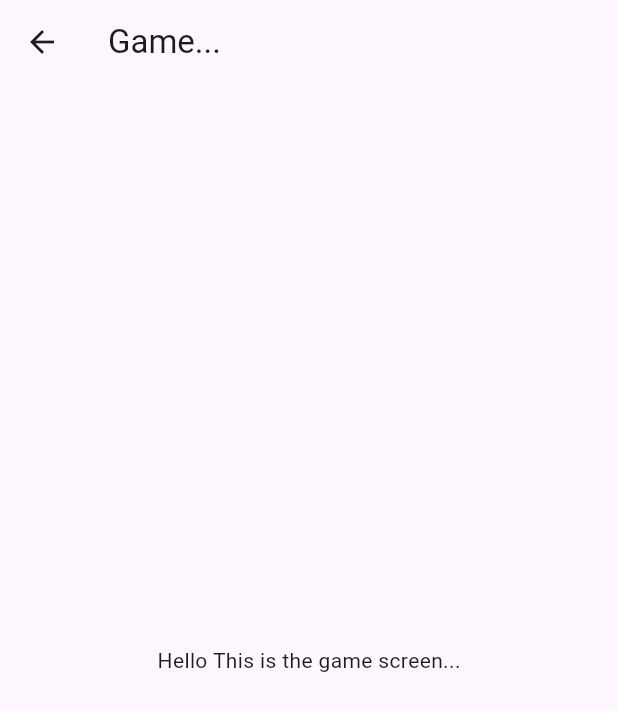
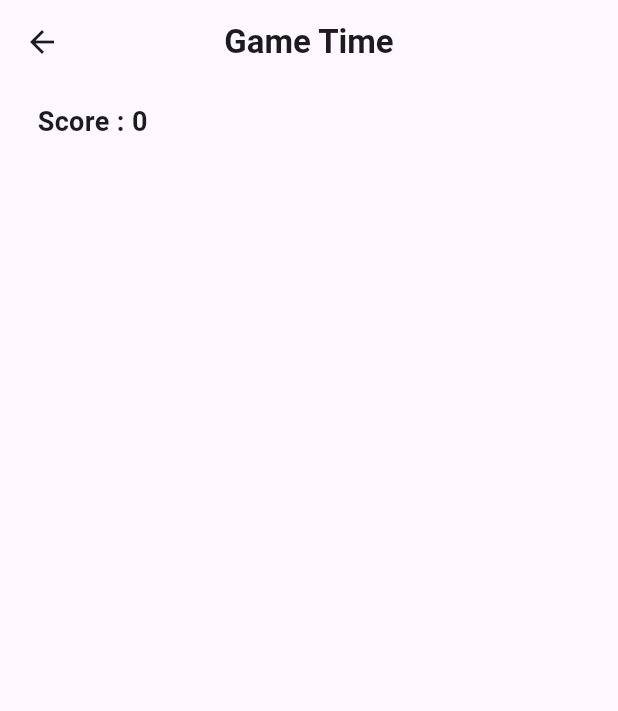
Before and after one commit to syedsadiquh/Expose_Game, a Flutter app: the screen it shows after launch, after a tap on "Lets Begin!", on a phone screen of 412 x 824 dp. Shown: the top 711 px of the screen. Run offline on Flutter 3.47's test engine with Material 3 defaults, Android fonts, the phone set to English and light mode, and no system bars; our stand-ins replace simple_gradient_text.

Commit message:
Added: Provider-State Management System

```diff
--- /dev/null
+++ b/lib/Provider/game.dart
@@ -0,0 +1,86 @@
+import 'dart:math';
+
+import 'package:flutter/material.dart';
+
+class Game with ChangeNotifier {
+  // TODO: implement the coloring to each tile.
+  final Map<int, String> colors = {
+    1: "red",
+    2: "blue",
+    3: "green",
+    4: "yellow",
+    5: "orange",
+    6: "purple",
+    7: "pink",
+    8: "brown",
+    9: "cyan"
+  };
+  final Map<String, String> contrastingColors = {
+    "red": "white",
+    "blue": "white",
+    "green": "white",
+    "yellow": "black",
+    "orange": "black",
+    "purple": "white",
+    "pink": "black",
+    "brown": "white",
+    "cyan": "black"
+  };
+
+  static var _board; // TODO: make it final
+  static int? parity;
+  static int pairCount = 0;
+  static int chanceLeft =
+      2; // TODO: later on chnage the number of available lives based on the difficulty level.
+  // TODO: implement start, elapsed time and running time.
+
+  int highScore = 0;
+  int currScore = 0;
+
+  Game(int n) {
+    // Init the 2d array with some initial value and setting growable = false.
+    _board = List.generate(n + 1, (i) => List.filled(n + 1, 0, growable: false), growable: false);
+    createBoard(n); // TODO: later on ... implement the difficulty of game.
+  }
+
+  static void createBoard(int n) {
+    for (var i = 0; i < n; i++) {
+      for (var j = 0; j < n; j++) {
+        _board[i][j] =
+            Random().nextInt(9) + 1; // Generate random number between 1 to 9
+      }
+    }
+  }
+
+  int checkStatus(int i, int j) {
+    var value = getBoardValue(i, j);
+
+    if (pairCount % 2 == 0) {
+      parity = value % 2;
+    } else {
+      if (value % 2 != parity) {
+        chanceLeft -= 1;
+      }
+      if (chanceLeft <= 0) {
+        return -1; // Returns -1 to indicate that the game is now over.
+      } else if (chanceLeft == 1) {
+        return 0; // Returns 0 to indicate that only one life is left.
+      }
+    }
+    pairCount += 1;
+    currScore += 1;
+    return 1; // Returns 1 to indicate the player can go on without any issues.
+  }
+
+  int getBoardValue(int i, int j) {
+    return _board[i][j];
+  }
+
+  int get score {
+    return currScore;
+  }
+
+  int get hiScore {
+    return highScore;
+  }
+}
--- a/lib/Screens/game_screen.dart
+++ b/lib/Screens/game_screen.dart
@@ -1,16 +1,58 @@
 import 'package:flutter/material.dart';
+import 'package:provider/provider.dart';
 
-class GameScreen extends StatelessWidget {
+import '../Provider/game.dart';
+
+class GameScreen extends StatefulWidget {
   const GameScreen({super.key});
 
   @override
+  State<GameScreen> createState() => _GameScreenState();
+}
+
+class _GameScreenState extends State<GameScreen> {
+  @override
   Widget build(BuildContext context) {
+    var game = Provider.of<Game>(context, listen: true);
+    var currScore = game.score;
     return Scaffold(
       appBar: AppBar(
-        title: const Text("Game..."),
+        title: const Text(
+          "Game Time",
+          style: TextStyle(
+            fontWeight: FontWeight.bold,
+          ),
+        ),
+        centerTitle: true,
       ),
-      body: const Center(
-        child: Text("Hello This is the game screen..."),
+      body: Center(
+        child: Column(
+          children: <Widget>[
+            Row(
+              children: <Widget>[
+                const SizedBox(
+                  height: 50,
+                  width: 25,
+                ),
+                const Text(
+                  "Score : ",
+                  style: TextStyle(
+                    fontWeight: FontWeight.bold,
+                    fontSize: 18,
+                  ),
+                ),
+                Text(
+                  currScore.toString(),
+                  style: const TextStyle(
+                    fontWeight: FontWeight.bold,
+                    fontSize: 18,
+                  ),
+                ),
+              ],
+            ),
+            // Game Grid below
+          ],
+        ),
       ),
     );
   }
--- a/lib/Screens/home_screen.dart
+++ b/lib/Screens/home_screen.dart
@@ -1,4 +1,6 @@
+import 'package:expose_game/Provider/game.dart';
 import 'package:flutter/material.dart';
+import 'package:provider/provider.dart';
 import 'package:simple_gradient_text/simple_gradient_text.dart';
 
 class HomeScreen extends StatelessWidget {
@@ -7,6 +9,8 @@ class HomeScreen extends StatelessWidget {
   @override
   Widget build(BuildContext context) {
     MediaQueryData mediaQueryData = MediaQuery.of(context);
+    final game = Provider.of<Game>(context, listen: false);
+    final hiScore = game.hiScore;
     return MaterialApp(
       home: Scaffold(
         appBar: AppBar(
@@ -30,13 +34,25 @@ class HomeScreen extends StatelessWidget {
             SizedBox(
               height: 20,
               width: mediaQueryData.size.width - 50,
-              child: const Text(
-                "Hi Score - 00",
-                textAlign: TextAlign.right,
-                style: TextStyle(
-                  fontWeight: FontWeight.bold,
-                  fontSize: 15,
-                ),
+              child: Row(
+                children: [
+                  const Spacer(),
+                  const Text(
+                    "Hi Score - ",
+                    textAlign: TextAlign.right,
+                    style: TextStyle(
+                      fontWeight: FontWeight.bold,
+                      fontSize: 15,
+                    ),
+                  ),
+                  Text(
+                    hiScore.toString(),
+                    style: const TextStyle(
+                      fontWeight: FontWeight.bold,
+                      fontSize: 15,
+                    ),
+                  )
+                ],
               ),
             ),
             Image.asset(
@@ -48,9 +64,7 @@ class HomeScreen extends StatelessWidget {
               child: MaterialButton(
                 shape: RoundedRectangleBorder(
                     borderRadius: BorderRadius.circular(15)),
-                onPressed: () => {
-                  Navigator.of(context).pushNamed('/play')
-                },
+                onPressed: () => {Navigator.of(context).pushNamed('/play')},
                 child: Container(
                   decoration: BoxDecoration(
                       gradient: const LinearGradient(
--- a/lib/main.dart
+++ b/lib/main.dart
@@ -1,7 +1,10 @@
+import 'package:flutter/material.dart';
 import 'package:expose_game/Screens/game_screen.dart';
 import 'package:expose_game/Screens/home_screen.dart';
 import 'package:expose_game/Screens/splash_screen.dart';
-import 'package:flutter/material.dart';
+
+import 'package:provider/provider.dart';
+import './Provider/game.dart';
 
 void main() {
   runApp(const MyApp());
@@ -13,7 +16,10 @@ class MyApp extends StatelessWidget {
   // This widget is the root of your application.
   @override
   Widget build(BuildContext context) {
-    return MaterialApp(
+    final Game gamedata = Game(3);
+    return ChangeNotifierProvider<Game>(
+      create: (_) => gamedata,
+      child: MaterialApp(
         title: 'Expose Game',
         debugShowCheckedModeBanner: false,
         theme: ThemeData(
@@ -40,8 +46,9 @@ class MyApp extends StatelessWidget {
         routes: {
           '/splash': (context) => const SplashScreen(),
           '/home': (context) => const HomeScreen(),
-        '/play':(context) => const GameScreen(),
+          '/play': (context) => const GameScreen(),
         },
+      ),
     );
   }
 }
--- a/pubspec.yaml
+++ b/pubspec.yaml
@@ -30,6 +30,7 @@ environment:
 dependencies:
   flutter:
     sdk: flutter
+  provider: ^6.0.3
 
 
   # The following adds the Cupertino Icons font to your application.
```
Also changed, not shown: pubspec.lock, 1 other file. Lines whose indentation alone changed are shown as unchanged.
